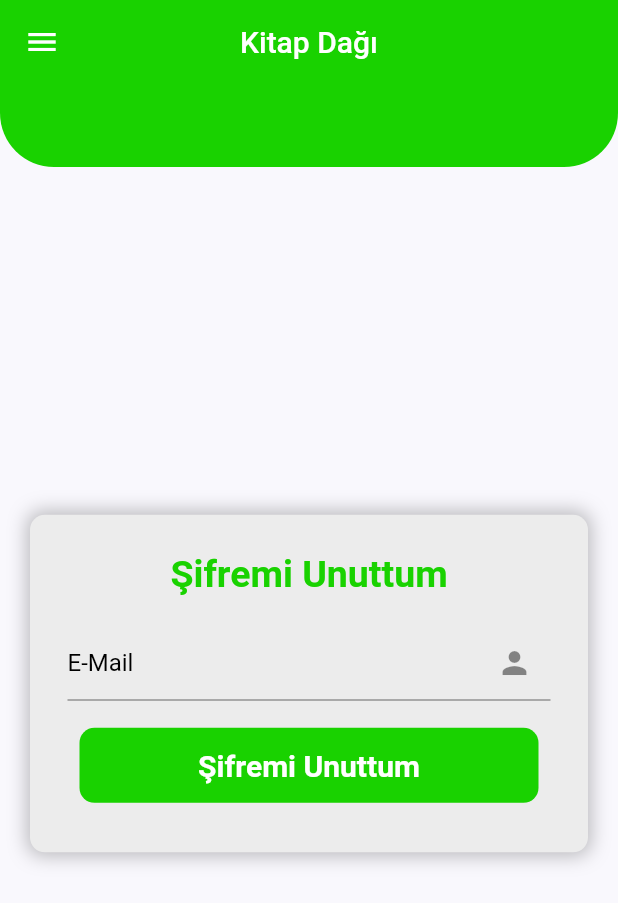
After one commit to atahanhalici/kitap_dagi, a Flutter app: the ForgotMyPassword screen opened directly, on a phone screen of 412 x 824 dp. The commit adds this screen. Shown: the top 903 px of the screen. Run offline on Flutter 3.47's test engine with Material 2 defaults, Android fonts, the phone set to English and light mode, and no system bars; our stand-ins replace carousel_slider, get_it, hive_flutter; accounts and stored records are empty; network calls fail.

Commit message:
cıkıs sifremi unuttum ve yorum tarihleri eklendi

```diff
--- a/lib/main.dart
+++ b/lib/main.dart
@@ -1,5 +1,6 @@
 import 'package:flutter/material.dart';
 import 'package:hive_flutter/hive_flutter.dart';
+import 'package:intl/date_symbol_data_local.dart';
 import 'package:kitap_dagi/locator.dart';
 import 'package:kitap_dagi/pages/home_page.dart';
 import 'package:kitap_dagi/viewmodels/comment_viewmodel.dart';
@@ -12,6 +13,7 @@ import 'constants.dart';
 void main() async {
   await Hive.initFlutter();
   await Hive.openBox("informations");
+  initializeDateFormatting();
   setupLocator();
   runApp(MultiProvider(providers: [
     ChangeNotifierProvider(create: (_) => MainViewModel()),
--- /dev/null
+++ b/lib/pages/forgot_my_password_page.dart
@@ -0,0 +1,161 @@
+import 'package:flutter/material.dart';
+import 'package:kitap_dagi/constants.dart';
+import 'package:kitap_dagi/widgets/drawer.dart';
+
+class ForgotMyPassword extends StatefulWidget {
+  const ForgotMyPassword({Key? key}) : super(key: key);
+
+  @override
+  State<ForgotMyPassword> createState() => _ForgotMyPasswordState();
+}
+
+class _ForgotMyPasswordState extends State<ForgotMyPassword> {
+  bool uyari = false;
+  @override
+  Widget build(BuildContext context) {
+    final _emailController = TextEditingController();
+    Size size = MediaQuery.of(context).size;
+
+    return Scaffold(
+        appBar: AppBar(
+          backgroundColor: kPrimaryColor,
+          title: const Text("Kitap Dağı"),
+          centerTitle: true,
+          elevation: 0,
+        ),
+        drawerEnableOpenDragGesture: true,
+        drawer: const MyDrawer(),
+        body: SafeArea(
+            child: SingleChildScrollView(
+                child: Column(
+                    crossAxisAlignment: CrossAxisAlignment.center,
+                    children: [
+              Container(
+                padding: EdgeInsets.only(
+                  left: kDefaultPadding,
+                  right: kDefaultPadding,
+                  bottom: 36 + kDefaultPadding,
+                ),
+                height: size.height > size.width
+                    ? size.height * 0.1 - 27
+                    : size.width * 0.1 - 27,
+                decoration: BoxDecoration(
+                  color: kPrimaryColor,
+                  borderRadius: BorderRadius.only(
+                    bottomLeft: Radius.circular(36),
+                    bottomRight: Radius.circular(36),
+                  ),
+                ),
+              ),
+              SizedBox(
+                height: size.height > size.width
+                    ? (size.height - (size.height * 0.1 - 27 + 80 + 225)) / 2
+                    : (size.height - (size.width * 0.1 - 27 + 80 + 225)) / 2,
+              ),
+              Container(
+                //height: 225,
+                //width: 100,
+                margin: EdgeInsets.symmetric(horizontal: kDefaultPadding),
+                padding: EdgeInsets.all(kDefaultPadding),
+                decoration: BoxDecoration(
+                    color: Color.fromARGB(255, 236, 236, 236),
+                    boxShadow: const [
+                      BoxShadow(
+                        color: Colors.black26,
+                        blurRadius: 10.0,
+                        spreadRadius: 2.0,
+                      ), //BoxShadow
+                    ],
+                    borderRadius: BorderRadius.circular(10)),
+                child: Padding(
+                  padding: const EdgeInsets.all(5),
+                  child: Column(
+                    mainAxisAlignment: MainAxisAlignment.center,
+                    crossAxisAlignment: CrossAxisAlignment.center,
+                    children: [
+                      const Text(
+                        "Şifremi Unuttum",
+                        style: TextStyle(
+                            color: kPrimaryColor,
+                            fontSize: 25,
+                            fontWeight: FontWeight.bold),
+                      ),
+                      const SizedBox(
+                        height: kDefaultPadding,
+                      ),
+                      SizedBox(
+                        height: 50,
+                        child: TextFormField(
+                          //  controller: _titleController,
+                          autovalidateMode: AutovalidateMode.onUserInteraction,
+                          cursorColor: Colors.black,
+                          maxLines: 1,
+                          decoration: InputDecoration(
+                            labelText: "E-Mail",
+                            labelStyle: const TextStyle(color: Colors.black),
+                            focusedBorder: const UnderlineInputBorder(
+                                borderSide: BorderSide(color: kPrimaryColor)),
+                            border: const UnderlineInputBorder(),
+                            suffixIcon: Icon(Icons.person),
+                          ),
+                          validator: (deger) {
+                            if (deger!.isEmpty) {
+                              return "E-Mail Kısmı Boş Bırakılamaz!";
+                            } else if (!deger.contains("@") ||
+                                !deger.contains(".")) {
+                              return "Geçersiz Mail Formatı. Lütfen Kontrol Ediniz";
+                            } else {
+                              _emailController.text = deger;
+                            }
+                            return null;
+                          },
+                        ),
+                      ),
+                      SizedBox(
+                        height: 10,
+                      ),
+                      TextButton(
+                          onPressed: () async {
+                            if (_emailController.text.isNotEmpty) {
+                              print("sa");
+                            } else {
+                              setState(() {
+                                uyari = true;
+                              });
+                            }
+                          },
+                          child: Container(
+                            width: size.width - (2 * kDefaultPadding),
+                            height: 50,
+                            decoration: BoxDecoration(
+                              color: kPrimaryColor,
+                              borderRadius: BorderRadius.circular(10),
+                            ),
+                            child: Center(
+                                child: Text(
+                              "Şifremi Unuttum",
+                              style: TextStyle(
+                                  color: Colors.white,
+                                  fontSize: 20,
+                                  fontWeight: FontWeight.bold),
+                            )),
+                          )),
+                      Visibility(
+                        visible: uyari,
+                        child: Text(
+                          "Lütfen Hiçbir Alanı Boş Geçmeyiniz!",
+                          style: TextStyle(color: Colors.red),
+                        ),
+                      ),
+                    ],
+                  ),
+                ),
+              ),
+              SizedBox(
+                height: size.height > size.width
+                    ? (size.height - (size.height * 0.1 - 27 + 80 + 225)) / 2
+                    : (size.height - (size.width * 0.1 - 27 + 80 + 225)) / 2,
+              ),
+            ]))));
+  }
+}
--- a/lib/repository/repository.dart
+++ b/lib/repository/repository.dart
@@ -32,4 +32,8 @@ class Repository {
   beniHatirlaKontrol() async{
      return await _databaseService.beniHatirlaKontrol();
   }
+
+ Future<bool> cikisYap() async{
+    return await _databaseService.cikisYap();
+  }
 }
--- a/pubspec.yaml
+++ b/pubspec.yaml
@@ -43,6 +43,7 @@ dependencies:
   url_launcher: ^6.1.11
   hive: ^2.2.3
   hive_flutter: ^1.1.0
+  intl: ^0.18.1
 
 dev_dependencies:
   flutter_test:
```
Also changed, not shown: lib/pages/book_details_page.dart (+20 -2 lines), lib/pages/login_page.dart (+15 -5 lines), lib/pages/profile_page.dart (+58 -1 lines), lib/services/db_services.dart (+10 -1 lines), lib/viewmodels/user_viewmodel.dart (+15 -1 lines), lib/widgets/yorumlar.dart (+19 -1 lines), pubspec.lock.
